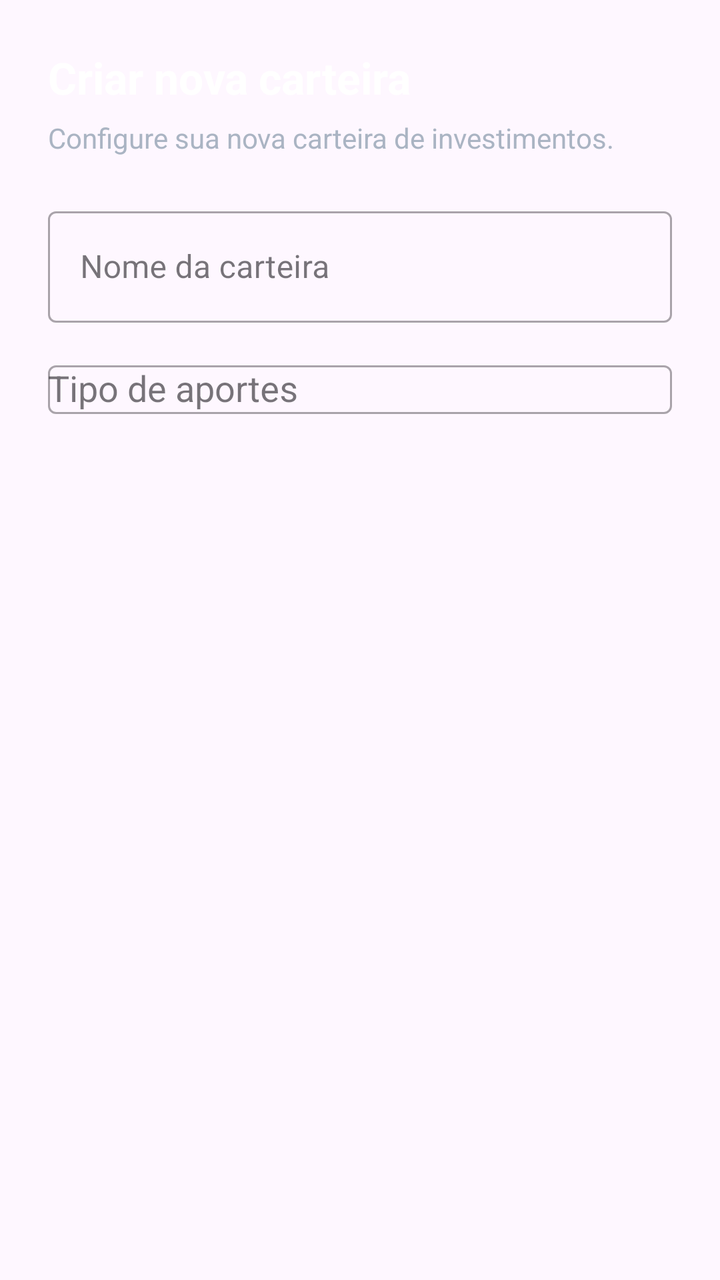
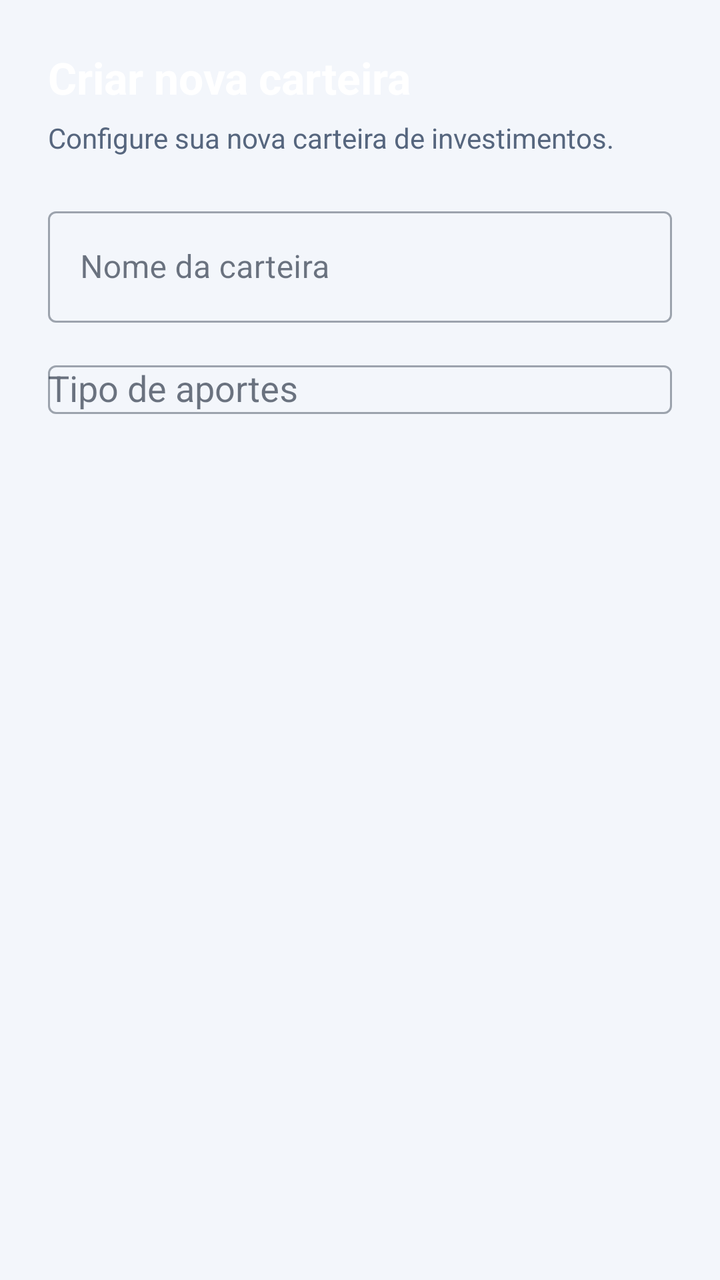

Compare the two renders of this Android layout. The source of the first and the diff that turns it into the second are given below.
<!-- AndroidManifest.xml: application theme Theme.AccurancyMobileApp -->
<!-- res/layout/dialog_criar_wallet.xml -->
<?xml version="1.0" encoding="utf-8"?>
<LinearLayout xmlns:android="http://schemas.android.com/apk/res/android"
    android:layout_width="match_parent"
    android:layout_height="wrap_content"
    android:orientation="vertical"
    android:padding="24dp">

    <TextView
        android:layout_width="wrap_content"
        android:layout_height="wrap_content"
        android:text="Criar nova carteira"
        android:textColor="@android:color/white"
        android:textSize="22sp"
        android:textStyle="bold" />

    <TextView
        android:layout_width="wrap_content"
        android:layout_height="wrap_content"
        android:layout_marginTop="6dp"
        android:text="Configure sua nova carteira de investimentos."
        android:textColor="#AAB4C3"
        android:textSize="14sp" />

    <com.google.android.material.textfield.TextInputLayout
        android:id="@+id/tilnomeWallet"
        style="@style/Widget.MaterialComponents.TextInputLayout.OutlinedBox"
        android:layout_width="match_parent"
        android:layout_height="wrap_content"
        android:layout_marginTop="22dp"
        android:hint="Nome da carteira">

        <com.google.android.material.textfield.TextInputEditText
            android:id="@+id/nomeWallet"
            android:layout_width="match_parent"
            android:layout_height="wrap_content"
            android:inputType="textCapSentences" />

    </com.google.android.material.textfield.TextInputLayout>

    <com.google.android.material.textfield.TextInputLayout
        android:id="@+id/tilTipoWallet"
        style="@style/Widget.MaterialComponents.TextInputLayout.OutlinedBox"
        android:layout_width="match_parent"
        android:layout_height="wrap_content"
        android:layout_marginTop="16dp"
        android:hint="Tipo de aportes">

        <AutoCompleteTextView
            android:id="@+id/tipoWallet"
            android:layout_width="match_parent"
            android:layout_height="wrap_content"
            android:inputType="none" />

    </com.google.android.material.textfield.TextInputLayout>

</LinearLayout>
<!-- resources referenced by this layout -->
<resources>
  <style name="Theme.AccurancyMobileApp" parent="Base.Theme.AccurancyMobileApp" />
  <style name="Base.Theme.AccurancyMobileApp" parent="Theme.Material3.DayNight.NoActionBar">
          
          
  
      </style>
</resources>

<!-- the commit's change to res/layout/dialog_criar_wallet.xml (unified diff, before → after) -->
@@ -18,7 +18,7 @@
         android:layout_height="wrap_content"
         android:layout_marginTop="6dp"
         android:text="Configure sua nova carteira de investimentos."
-        android:textColor="#AAB4C3"
+        android:textColor="@color/text_secondary"
         android:textSize="14sp" />
 
     <com.google.android.material.textfield.TextInputLayout
<!-- resource entries referenced after the edit -->
@@ -1,10 +1,49 @@
 <!-- resources referenced by this layout -->
 <resources>
+  <color name="text_secondary">#FF56667E</color>
   <style name="Theme.AccurancyMobileApp" parent="Base.Theme.AccurancyMobileApp" />
   <style name="Base.Theme.AccurancyMobileApp" parent="Theme.Material3.DayNight.NoActionBar">
+          <item name="colorPrimary">@color/primary_blue</item>
+          <item name="colorOnPrimary">@color/white</item>
+          <item name="colorPrimaryContainer">@color/superficie_selecionada</item>
+          <item name="colorOnPrimaryContainer">@color/text_primary</item>
+          <item name="colorSecondary">@color/link</item>
+          <item name="colorSurface">@color/card_background</item>
+          <item name="colorOnSurface">@color/text_primary</item>
+          <item name="colorOnSurfaceVariant">@color/text_secondary</item>
+          <item name="colorOnSecondary">@color/white</item>
+          <item name="colorSecondaryContainer">@color/superficie_selecionada</item>
+          <item name="colorOnSecondaryContainer">@color/text_primary</item>
           
-          
-  
+          <item name="colorSurfaceVariant">@color/card_background_2</item>
+          <item name="colorSurfaceContainerLowest">@color/card_background</item>
+          <item name="colorSurfaceContainerLow">@color/card_background</item>
+          <item name="colorSurfaceContainer">@color/card_background_2</item>
+          <item name="colorSurfaceContainerHigh">@color/card_background</item>
+          <item name="colorSurfaceContainerHighest">@color/trilho</item>
+          <item name="colorOutline">@color/borda_forte</item>
+          <item name="colorOutlineVariant">@color/borda</item>
+          <item name="colorError">@color/negativo_destaque</item>
+          <item name="android:colorBackground">@color/bg_deep</item>
+          <item name="android:windowBackground">@color/bg_deep</item>
+          <item name="android:textColorPrimary">@color/text_primary</item>
+          <item name="android:textColorSecondary">@color/text_secondary</item>
+          <item name="android:textColorHint">@color/text_placeholder</item>
+          <item name="android:windowLightStatusBar">@bool/barras_sistema_claras</item>
+          <item name="android:windowLightNavigationBar" tools:targetApi="27">@bool/barras_sistema_claras</item>
       </style>
+  <color name="primary_blue">#FF2563EB</color>
+  <color name="white">#FFFFFFFF</color>
+  <color name="superficie_selecionada">#FFE4EDFD</color>
+  <color name="text_primary">#FF0F1B2D</color>
+  <color name="link">#FF1D5BD8</color>
+  <color name="card_background">#FFFFFFFF</color>
+  <color name="card_background_2">#FFF1F5FA</color>
+  <color name="trilho">#FFE3E9F2</color>
+  <color name="borda_forte">#FFC5D0DF</color>
+  <color name="borda">#FFDCE3EE</color>
+  <color name="negativo_destaque">#FFD93545</color>
+  <color name="bg_deep">#FFF3F6FB</color>
+  <color name="text_placeholder">#FF8A97AB</color>
 </resources>
 
